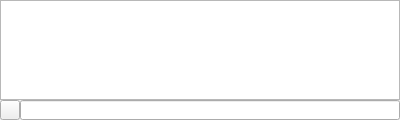
This is dev/Code/Sandbox/Editor/Controls/ConsoleSCB.ui in aws/lumberyard as Qt 5 draws it before an edit. The edited form follows.
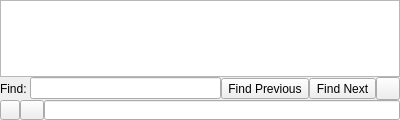
This is the edited form. Custom widgets are drawn as their Qt base class.

Diff of the .ui file:
```diff
--- a/dev/Code/Sandbox/Editor/Controls/ConsoleSCB.ui
+++ b/dev/Code/Sandbox/Editor/Controls/ConsoleSCB.ui
@@ -2,6 +2,9 @@
 <ui version="4.0">
  <class>Console</class>
  <widget class="QWidget" name="Console">
+  <property name="enabled">
+   <bool>true</bool>
+  </property>
   <property name="geometry">
    <rect>
     <x>0</x>
@@ -53,13 +56,69 @@
       <enum>QPlainTextEdit::NoWrap</enum>
      </property>
      <property name="readOnly">
-      <bool>false</bool>
+      <bool>true</bool>
      </property>
      <property name="textInteractionFlags">
       <set>Qt::TextSelectableByKeyboard|Qt::TextSelectableByMouse</set>
      </property>
     </widget>
    </item>
+   <item>
+    <widget class="QWidget" name="findBar" native="true">
+     <layout class="QHBoxLayout" name="horizontalLayout_2">
+      <property name="spacing">
+       <number>0</number>
+      </property>
+      <property name="leftMargin">
+       <number>0</number>
+      </property>
+      <property name="topMargin">
+       <number>0</number>
+      </property>
+      <property name="rightMargin">
+       <number>0</number>
+      </property>
+      <property name="bottomMargin">
+       <number>0</number>
+      </property>
+      <item>
+       <widget class="QLabel" name="label">
+        <property name="text">
+         <string>Find: </string>
+        </property>
+       </widget>
+      </item>
+      <item>
+       <widget class="QLineEdit" name="lineEditFind">
+        <property name="enabled">
+         <bool>true</bool>
+        </property>
+       </widget>
+      </item>
+      <item>
+       <widget class="QToolButton" name="findPrevButton">
+        <property name="text">
+         <string>Find Previous</string>
+        </property>
+       </widget>
+      </item>
+      <item>
+       <widget class="QToolButton" name="findNextButton">
+        <property name="text">
+         <string>Find Next</string>
+        </property>
+       </widget>
+      </item>
+      <item>
+       <widget class="QToolButton" name="closeButton">
+        <property name="text">
+         <string/>
+        </property>
+       </widget>
+      </item>
+     </layout>
+    </widget>
+   </item>
    <item>
     <widget class="QWidget" name="container2" native="true">
      <property name="sizePolicy">
@@ -133,6 +192,13 @@
         </property>
        </widget>
       </item>
+      <item>
+       <widget class="QToolButton" name="findButton">
+        <property name="text">
+         <string/>
+        </property>
+       </widget>
+      </item>
       <item>
        <widget class="ConsoleLineEdit" name="lineEdit">
         <property name="sizePolicy">
```
